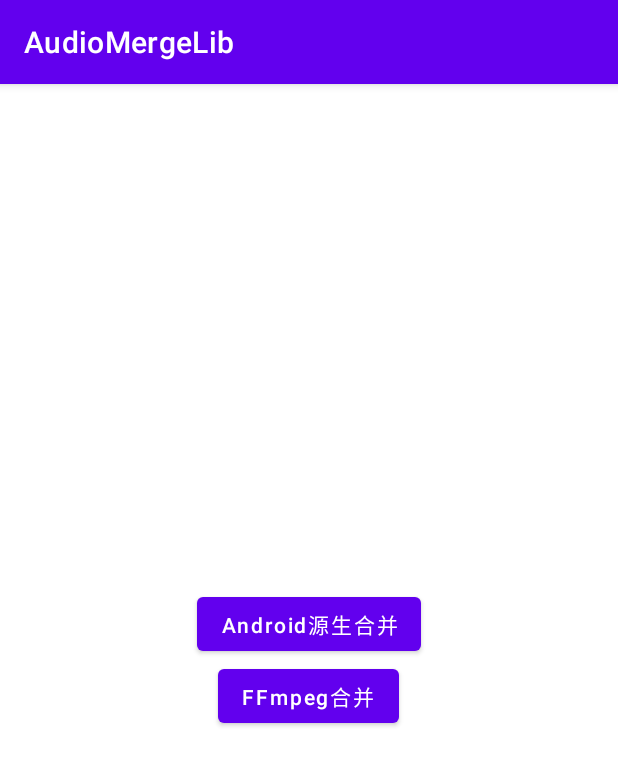
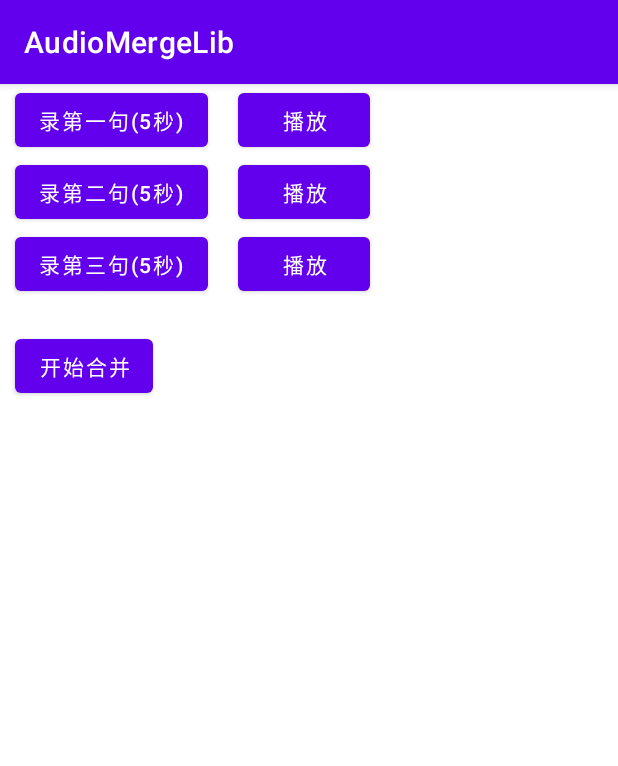
Before and after one commit to yanjunhui2014/AudioMergeLib, an Android app: the screen it shows after launch (MainActivity before the commit, AndroidMergeActivity after it), after a tap on "Android源生合并", on a phone screen of 412 x 824 dp. Shown: the top 766 px of the screen. Run offline under Robolectric (Android 15) with nearby library versions, the phone set to English and light mode, and no system bars.

Commit message:
feat 1、有界面了，哈哈。

```diff
--- a/LibMerge/build.gradle
+++ b/LibMerge/build.gradle
@@ -1,6 +1,4 @@
-plugins {
-    id 'com.android.library'
-}
+apply plugin: 'com.android.library'
 
 android {
     compileSdk 30
--- a/app/build.gradle
+++ b/app/build.gradle
@@ -1,6 +1,4 @@
-plugins {
-    id 'com.android.application'
-}
+apply plugin: 'com.android.application'
 
 android {
     compileSdk 30
@@ -25,6 +23,10 @@ android {
         sourceCompatibility JavaVersion.VERSION_1_8
         targetCompatibility JavaVersion.VERSION_1_8
     }
+
+    viewBinding {
+        enabled = true
+    }
 }
 
 dependencies {
--- a/app/src/main/AndroidManifest.xml
+++ b/app/src/main/AndroidManifest.xml
@@ -18,6 +18,10 @@
                 <category android:name="android.intent.category.LAUNCHER" />
             </intent-filter>
         </activity>
+
+        <activity
+            android:name=".AndroidMergeActivity"
+            android:screenOrientation="portrait" />
     </application>
 
 </manifest>
--- /dev/null
+++ b/app/src/main/java/com/fz/audiomergelib/AndroidMergeActivity.java
@@ -0,0 +1,37 @@
+package com.fz.audiomergelib;
+
+import android.content.Context;
+import android.content.Intent;
+import android.os.Bundle;
+import android.view.LayoutInflater;
+
+import androidx.annotation.Nullable;
+import androidx.appcompat.app.AppCompatActivity;
+
+import com.fz.audiomergelib.databinding.ActivityAndroidMergeBinding;
+
+/**
+ * Title：
+ * Describe：
+ * Remark：
+ * <p>
+ * Created by Milo
+ * E-Mail : 303767416@qq.com
+ * 2022/2/19
+ */
+public class AndroidMergeActivity extends AppCompatActivity {
+
+    ActivityAndroidMergeBinding binding;
+
+    public static Intent createIntent(Context context) {
+        return new Intent(context, AndroidMergeActivity.class);
+    }
+
+    @Override
+    protected void onCreate(@Nullable Bundle savedInstanceState) {
+        super.onCreate(savedInstanceState);
+        binding = ActivityAndroidMergeBinding.inflate(LayoutInflater.from(this));
+        setContentView(binding.getRoot());
+    }
+
+}
--- a/app/src/main/java/com/fz/audiomergelib/MainActivity.java
+++ b/app/src/main/java/com/fz/audiomergelib/MainActivity.java
@@ -3,19 +3,29 @@ package com.fz.audiomergelib;
 import androidx.appcompat.app.AppCompatActivity;
 
 import android.os.Bundle;
+import android.view.LayoutInflater;
 import android.view.View;
 
+import com.fz.audiomergelib.databinding.ActivityMainBinding;
+
 public class MainActivity extends AppCompatActivity implements View.OnClickListener {
+
+    ActivityMainBinding binding;
 
     @Override
     protected void onCreate(Bundle savedInstanceState) {
         super.onCreate(savedInstanceState);
-        setContentView(R.layout.activity_main);
+        binding = ActivityMainBinding.inflate(LayoutInflater.from(this));
+        setContentView(binding.getRoot());
     }
 
     @Override
     public void onClick(View v) {
+        if (v == binding.btnAndroid) {
+            startActivity(AndroidMergeActivity.createIntent(this));
+        } else if (v == binding.btnFfmpeg) {
 
+        }
     }
 
 }
--- /dev/null
+++ b/app/src/main/res/layout/activity_android_merge.xml
@@ -0,0 +1,94 @@
+<?xml version="1.0" encoding="utf-8"?>
+<LinearLayout xmlns:android="http://schemas.android.com/apk/res/android"
+    android:layout_width="match_parent"
+    android:layout_height="match_parent"
+    android:orientation="vertical">
+
+    <LinearLayout
+        android:layout_width="match_parent"
+        android:layout_height="wrap_content"
+        android:orientation="horizontal">
+
+        <Button
+            android:id="@+id/btn_record_one"
+            android:layout_width="wrap_content"
+            android:layout_height="wrap_content"
+            android:layout_marginStart="10dp"
+            android:layout_marginLeft="10dp"
+            android:text="录第一句(5秒)" />
+
+        <Button
+            android:id="@+id/btn_play_one"
+            android:layout_width="wrap_content"
+            android:layout_height="wrap_content"
+            android:layout_marginStart="20dp"
+            android:layout_marginLeft="10dp"
+            android:text="播放" />
+
+    </LinearLayout>
+
+    <LinearLayout
+        android:layout_width="match_parent"
+        android:layout_height="wrap_content"
+        android:orientation="horizontal">
+
+        <Button
+            android:id="@+id/btn_record_two"
+            android:layout_width="wrap_content"
+            android:layout_height="wrap_content"
+            android:layout_marginStart="10dp"
+            android:layout_marginLeft="10dp"
+            android:text="录第二句(5秒)" />
+
+        <Button
+            android:id="@+id/btn_play_two"
+            android:layout_width="wrap_content"
+            android:layout_height="wrap_content"
+            android:layout_marginStart="20dp"
+            android:layout_marginLeft="10dp"
+            android:text="播放" />
+
+    </LinearLayout>
+
+    <LinearLayout
+        android:layout_width="match_parent"
+        android:layout_height="wrap_content"
+        android:orientation="horizontal">
+
+        <Button
+            android:id="@+id/btn_record_three"
+            android:layout_width="wrap_content"
+            android:layout_height="wrap_content"
+            android:layout_marginStart="10dp"
+            android:layout_marginLeft="10dp"
+            android:text="录第三句(5秒)" />
+
+        <Button
+            android:id="@+id/btn_play_three"
+            android:layout_width="wrap_content"
+            android:layout_height="wrap_content"
+            android:layout_marginStart="20dp"
+            android:layout_marginLeft="10dp"
+            android:text="播放" />
+
+    </LinearLayout>
+
+    <Button
+        android:id="@+id/btn_start_merge"
+        android:layout_width="wrap_content"
+        android:layout_height="wrap_content"
+        android:layout_marginStart="10dp"
+        android:layout_marginLeft="10dp"
+        android:layout_marginTop="20dp"
+        android:text="开始合并" />
+
+    <Button
+        android:id="@+id/play_merge_file"
+        android:layout_width="wrap_content"
+        android:layout_height="wrap_content"
+        android:layout_marginStart="10dp"
+        android:layout_marginLeft="10dp"
+        android:text="播放合并后的文件"
+        android:visibility="gone" />
+
+</LinearLayout>
--- a/build.gradle
+++ b/build.gradle
@@ -5,13 +5,20 @@ buildscript {
         mavenCentral()
     }
     dependencies {
-        classpath "com.android.tools.build:gradle:7.0.3"
+        classpath "com.android.tools.build:gradle:4.1.3"
 
         // NOTE: Do not place your application dependencies here; they belong
         // in the individual module build.gradle files
     }
 }
 
+allprojects {
+    repositories {
+        google()
+        mavenCentral()
+    }
+}
+
 task clean(type: Delete) {
     delete rootProject.buildDir
 }
--- a/settings.gradle
+++ b/settings.gradle
@@ -1,11 +1,3 @@
-dependencyResolutionManagement {
-    repositoriesMode.set(RepositoriesMode.FAIL_ON_PROJECT_REPOS)
-    repositories {
-        google()
-        mavenCentral()
-        jcenter() // Warning: this repository is going to shut down soon
-    }
-}
 rootProject.name = "AudioMergeLib"
 include ':app'
 include ':LibMerge'
```
Also changed, not shown: gradle/wrapper/gradle-wrapper.properties, 2 other files.
